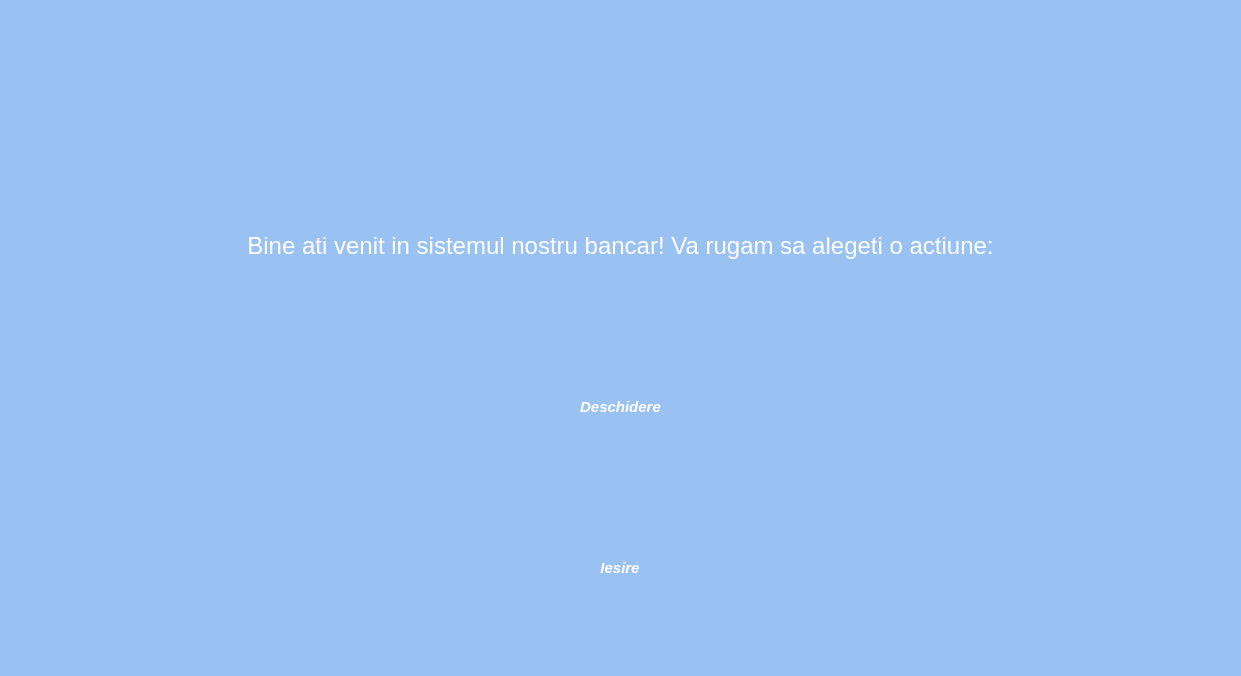
First picture: the form in mainwindow.ui, repository raducosminalexandru/banking-system, before the edit.
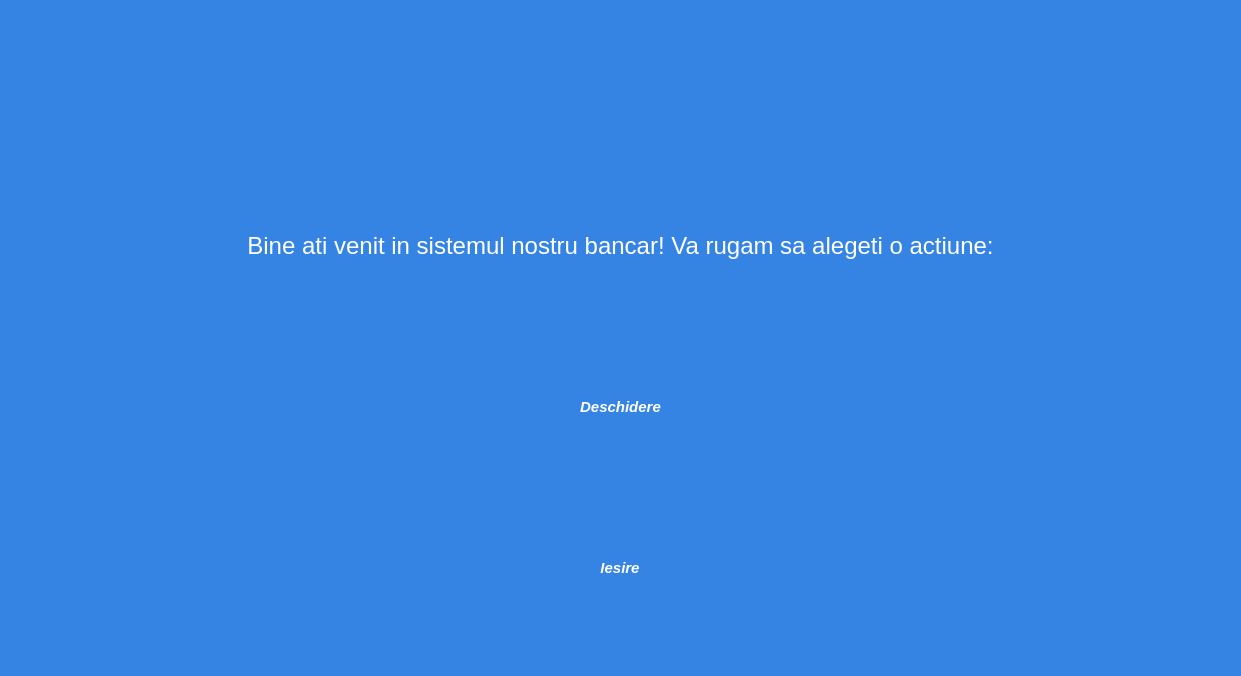
Second picture: the form after the edit. Icons and pictures are not drawn.

```diff
--- a/mainwindow.ui
+++ b/mainwindow.ui
@@ -14,7 +14,7 @@
    <string>MainWindow</string>
   </property>
   <property name="styleSheet">
-   <string notr="true">background-color: rgb(153, 193, 241);
+   <string notr="true">background-color: rgb(53, 132, 228);
 
 </string>
   </property>
```
